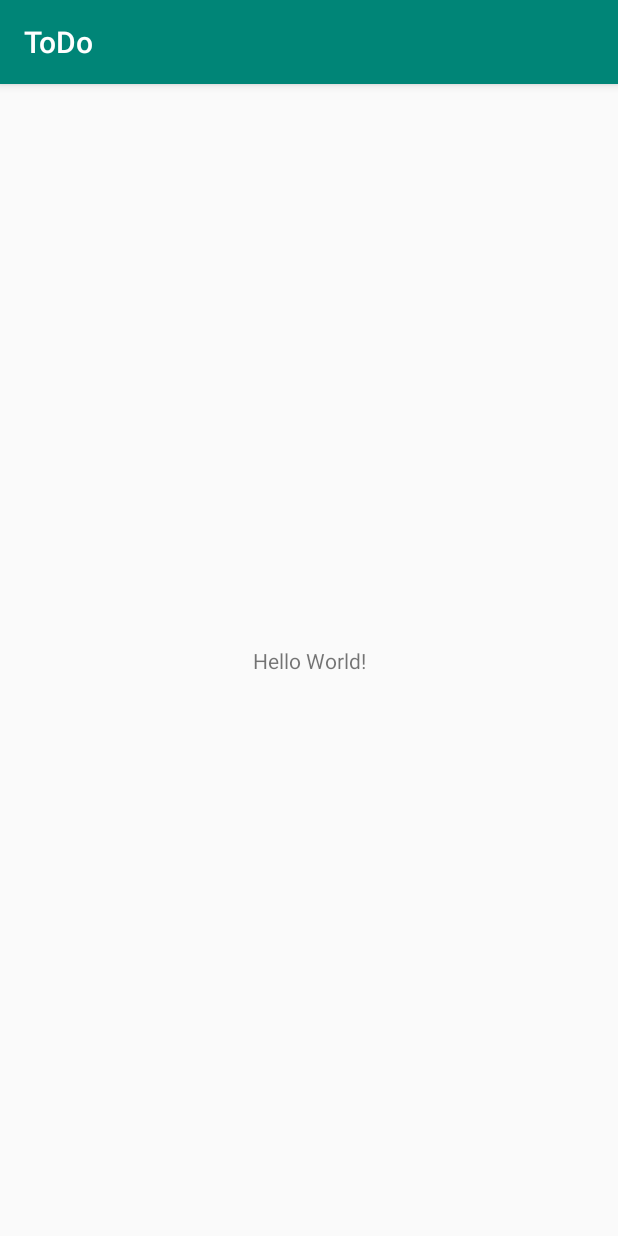
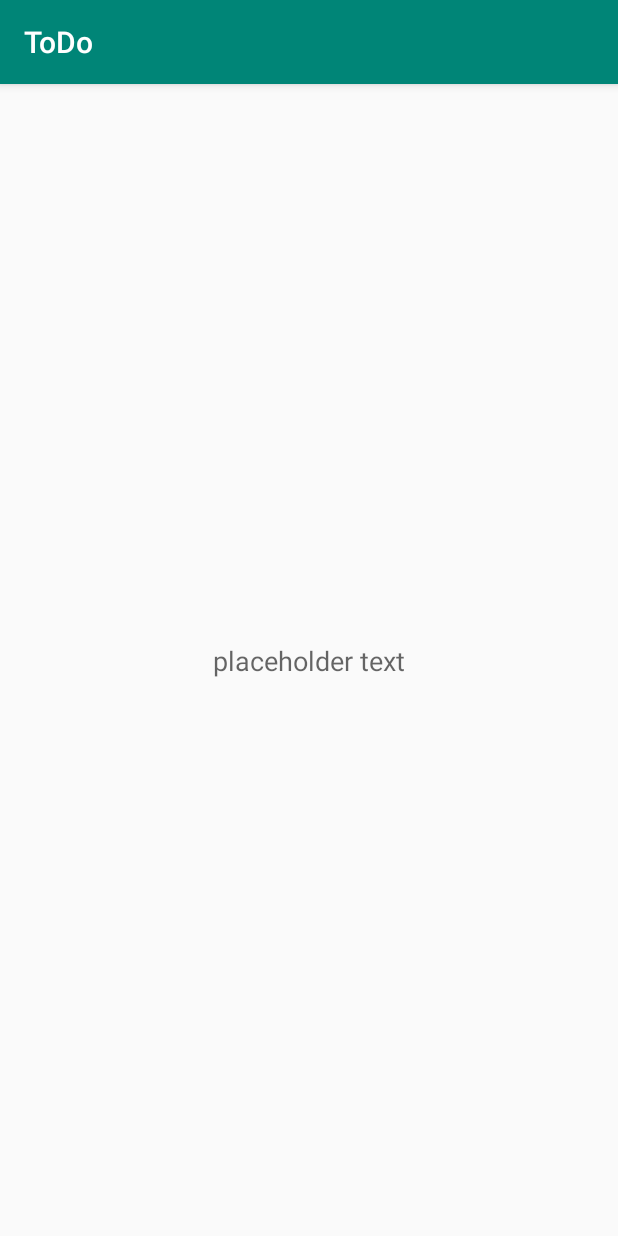
Before and after one commit to JoseCruzMV/ToDo, an Android app: the screen it shows after launch (MainActivity), on a phone screen of 412 x 824 dp. Run offline under Robolectric (Android 15) with nearby library versions, the phone set to English and light mode, and no system bars.

Commit message:
Added RecyclerView to activity_main.xml file

```diff
--- a/app/src/main/res/layout/activity_main.xml
+++ b/app/src/main/res/layout/activity_main.xml
@@ -1,6 +1,5 @@
 <?xml version="1.0" encoding="utf-8"?>
-<androidx.constraintlayout.widget.ConstraintLayout
-  xmlns:android="http://schemas.android.com/apk/res/android"
+<androidx.constraintlayout.widget.ConstraintLayout xmlns:android="http://schemas.android.com/apk/res/android"
     xmlns:app="http://schemas.android.com/apk/res-auto"
     xmlns:tools="http://schemas.android.com/tools"
     android:layout_width="match_parent"
@@ -8,12 +7,23 @@
     tools:context=".MainActivity">
 
     <TextView
+        android:id="@+id/empty"
         android:layout_width="wrap_content"
         android:layout_height="wrap_content"
-    android:text="Hello World!"
+        android:text="@string/msg_empty"
+        android:textAppearance="?android:attr/textAppearanceMedium"
         app:layout_constraintBottom_toBottomOf="parent"
         app:layout_constraintLeft_toLeftOf="parent"
         app:layout_constraintRight_toRightOf="parent"
         app:layout_constraintTop_toTopOf="parent" />
 
+    <androidx.recyclerview.widget.RecyclerView
+        android:id="@+id/items"
+        android:layout_width="0dp"
+        android:layout_height="0dp"
+        app:layout_constraintBottom_toBottomOf="parent"
+        app:layout_constraintEnd_toEndOf="parent"
+        app:layout_constraintStart_toStartOf="parent"
+        app:layout_constraintTop_toTopOf="parent" />
+
 </androidx.constraintlayout.widget.ConstraintLayout>
--- a/app/src/main/res/values/strings.xml
+++ b/app/src/main/res/values/strings.xml
@@ -1,3 +1,4 @@
 <resources>
   <string name="app_name">ToDo</string>
+    <string name="msg_empty">placeholder text</string>
 </resources>
```
Lines whose indentation alone changed are shown as unchanged.
